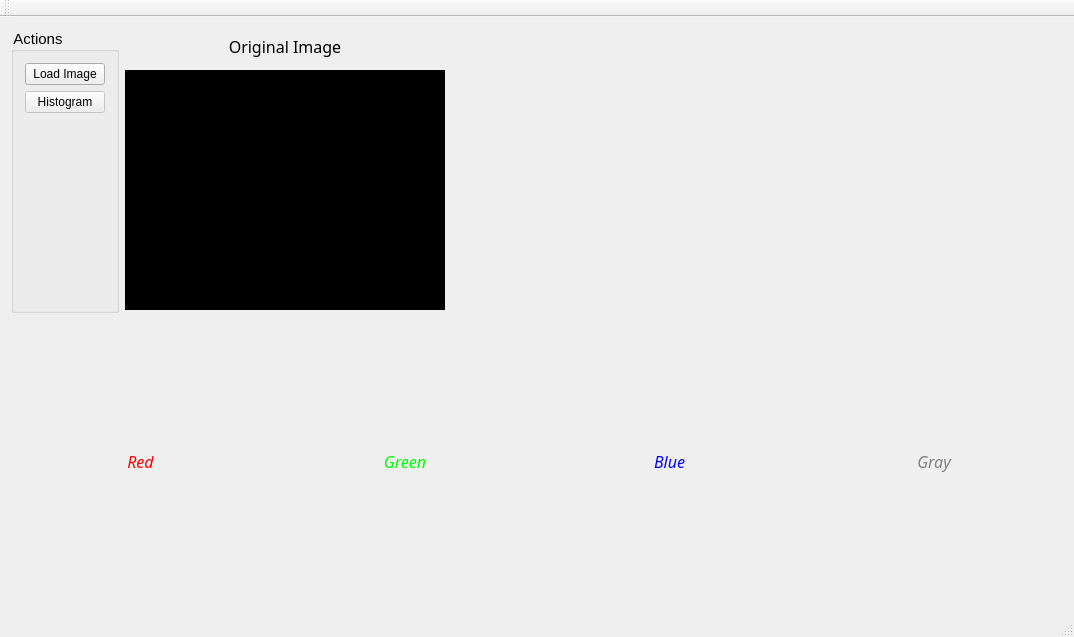
First picture: the form in mainwindow.ui, repository acamara/Histograma, before the edit.
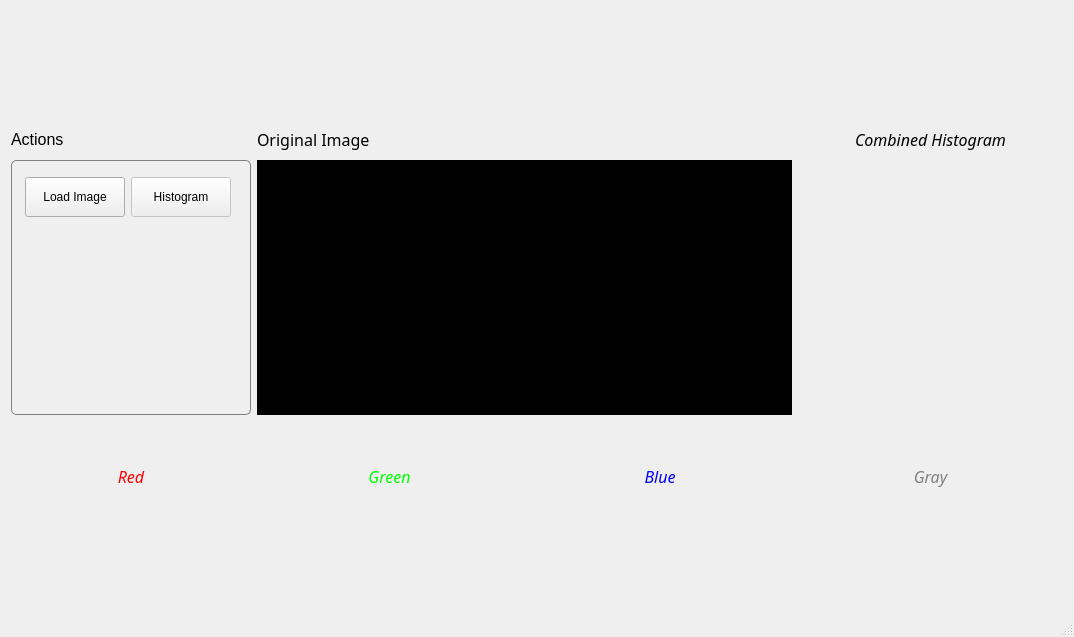
Second picture: the form after the edit.

Patch:
```diff
--- a/mainwindow.ui
+++ b/mainwindow.ui
@@ -19,12 +19,75 @@
   <widget class="QWidget" name="centralWidget">
    <layout class="QVBoxLayout" name="verticalLayout_2">
     <item>
-     <layout class="QHBoxLayout" name="horizontalLayout_3">
-      <item>
+     <layout class="QGridLayout" name="gridLayout">
+      <item row="0" column="1">
+       <widget class="QLabel" name="label_textorigimg">
+        <property name="minimumSize">
+         <size>
+          <width>255</width>
+          <height>0</height>
+         </size>
+        </property>
+        <property name="maximumSize">
+         <size>
+          <width>16777215</width>
+          <height>30</height>
+         </size>
+        </property>
+        <property name="font">
+         <font>
+          <family>Candara</family>
+          <pointsize>12</pointsize>
+         </font>
+        </property>
+        <property name="text">
+         <string>Original Image</string>
+        </property>
+        <property name="alignment">
+         <set>Qt::AlignLeading|Qt::AlignLeft|Qt::AlignVCenter</set>
+        </property>
+       </widget>
+      </item>
+      <item row="0" column="3">
+       <widget class="QLabel" name="label">
+        <property name="minimumSize">
+         <size>
+          <width>255</width>
+          <height>0</height>
+         </size>
+        </property>
+        <property name="maximumSize">
+         <size>
+          <width>16777215</width>
+          <height>30</height>
+         </size>
+        </property>
+        <property name="font">
+         <font>
+          <family>Candara</family>
+          <pointsize>12</pointsize>
+          <italic>true</italic>
+         </font>
+        </property>
+        <property name="text">
+         <string>Combined Histogram</string>
+        </property>
+        <property name="alignment">
+         <set>Qt::AlignCenter</set>
+        </property>
+       </widget>
+      </item>
+      <item row="1" column="0">
        <widget class="QGroupBox" name="groupBox">
+        <property name="minimumSize">
+         <size>
+          <width>240</width>
+          <height>0</height>
+         </size>
+        </property>
         <property name="maximumSize">
          <size>
-          <width>150</width>
+          <width>240</width>
           <height>285</height>
          </size>
         </property>
@@ -35,14 +98,30 @@
          </font>
         </property>
         <property name="styleSheet">
-         <string notr="true">border-color: rgb(170, 0, 0);</string>
+         <string notr="true"> QGroupBox {
+    
+     border: 1px solid gray;
+     border-radius: 5px;
+ }</string>
         </property>
         <property name="title">
-         <string>Actions</string>
+         <string/>
         </property>
-        <layout class="QVBoxLayout" name="verticalLayout">
-         <item>
+        <layout class="QFormLayout" name="formLayout">
+         <item row="0" column="0">
           <widget class="QPushButton" name="loadimageButton">
+           <property name="minimumSize">
+            <size>
+             <width>100</width>
+             <height>40</height>
+            </size>
+           </property>
+           <property name="maximumSize">
+            <size>
+             <width>100</width>
+             <height>16777215</height>
+            </size>
+           </property>
            <property name="font">
             <font>
              <pointsize>9</pointsize>
@@ -53,73 +132,51 @@
            </property>
           </widget>
          </item>
-         <item>
+         <item row="0" column="1">
           <widget class="QPushButton" name="histogramButton">
            <property name="enabled">
             <bool>false</bool>
            </property>
+           <property name="minimumSize">
+            <size>
+             <width>100</width>
+             <height>40</height>
+            </size>
+           </property>
+           <property name="maximumSize">
+            <size>
+             <width>100</width>
+             <height>16777215</height>
+            </size>
+           </property>
            <property name="font">
             <font>
              <pointsize>9</pointsize>
             </font>
            </property>
+           <property name="styleSheet">
+            <string notr="true">border:;</string>
+           </property>
            <property name="text">
             <string>Histogram</string>
            </property>
           </widget>
          </item>
-         <item>
-          <spacer name="verticalSpacer">
-           <property name="orientation">
-            <enum>Qt::Vertical</enum>
-           </property>
-           <property name="sizeHint" stdset="0">
-            <size>
-             <width>20</width>
-             <height>40</height>
-            </size>
-           </property>
-          </spacer>
-         </item>
         </layout>
        </widget>
       </item>
-      <item>
-       <layout class="QVBoxLayout" name="verticalLayout_grouporigimg">
-        <item>
-         <widget class="QLabel" name="label_textorigimg">
-          <property name="maximumSize">
-           <size>
-            <width>320</width>
-            <height>30</height>
-           </size>
-          </property>
-          <property name="font">
-           <font>
-            <family>Candara</family>
-            <pointsize>12</pointsize>
-           </font>
-          </property>
-          <property name="text">
-           <string>Original Image</string>
-          </property>
-          <property name="alignment">
-           <set>Qt::AlignCenter</set>
-          </property>
-         </widget>
-        </item>
-        <item>
+      <item row="1" column="1" colspan="2">
          <widget class="QLabel" name="label_image">
           <property name="minimumSize">
            <size>
-            <width>320</width>
-            <height>240</height>
+          <width>255</width>
+          <height>255</height>
            </size>
           </property>
           <property name="maximumSize">
            <size>
-            <width>320</width>
-            <height>240</height>
+          <width>16777215</width>
+          <height>255</height>
            </size>
           </property>
           <property name="styleSheet">
@@ -130,28 +187,23 @@
           </property>
          </widget>
         </item>
-       </layout>
-      </item>
-      <item>
-       <spacer name="horizontalSpacer">
+      <item row="2" column="0">
+       <spacer name="verticalSpacer_2">
         <property name="orientation">
-         <enum>Qt::Horizontal</enum>
+         <enum>Qt::Vertical</enum>
+        </property>
+        <property name="sizeType">
+         <enum>QSizePolicy::Fixed</enum>
         </property>
         <property name="sizeHint" stdset="0">
          <size>
-          <width>40</width>
-          <height>20</height>
+          <width>20</width>
+          <height>40</height>
          </size>
         </property>
        </spacer>
       </item>
-     </layout>
-    </item>
-    <item>
-     <layout class="QVBoxLayout" name="verticalLayout_grouphisto">
-      <item>
-       <layout class="QHBoxLayout" name="horizontalLayout_colorstext">
-        <item>
+      <item row="3" column="0">
          <widget class="QLabel" name="label_textred">
           <property name="maximumSize">
            <size>
@@ -178,7 +230,7 @@
           </property>
          </widget>
         </item>
-        <item>
+      <item row="3" column="1">
          <widget class="QLabel" name="label_textgreen">
           <property name="maximumSize">
            <size>
@@ -204,7 +256,7 @@
           </property>
          </widget>
         </item>
-        <item>
+      <item row="3" column="2">
          <widget class="QLabel" name="label_textblue">
           <property name="maximumSize">
            <size>
@@ -230,7 +282,7 @@
           </property>
          </widget>
         </item>
-        <item>
+      <item row="3" column="3">
          <widget class="QLabel" name="label_textgray">
           <property name="maximumSize">
            <size>
@@ -246,7 +298,8 @@
            </font>
           </property>
           <property name="styleSheet">
-           <string notr="true">color: rgb(128, 128, 128);</string>
+         <string notr="true">color: rgb(128, 128, 128);
+border: 1px rgb(128, 128, 128);</string>
           </property>
           <property name="text">
            <string>Gray</string>
@@ -256,10 +309,17 @@
           </property>
          </widget>
         </item>
-       </layout>
-      </item>
-      <item>
-       <layout class="QHBoxLayout" name="horizontalLayout_colors"/>
+      <item row="0" column="0">
+       <widget class="QLabel" name="label_2">
+        <property name="font">
+         <font>
+          <pointsize>12</pointsize>
+         </font>
+        </property>
+        <property name="text">
+         <string>Actions</string>
+        </property>
+       </widget>
       </item>
      </layout>
     </item>
@@ -275,14 +335,6 @@
     </rect>
    </property>
   </widget>
-  <widget class="QToolBar" name="mainToolBar">
-   <attribute name="toolBarArea">
-    <enum>TopToolBarArea</enum>
-   </attribute>
-   <attribute name="toolBarBreak">
-    <bool>false</bool>
-   </attribute>
-  </widget>
   <widget class="QStatusBar" name="statusBar"/>
  </widget>
  <layoutdefault spacing="6" margin="11"/>
```
Lines whose indentation alone changed are shown as unchanged.
